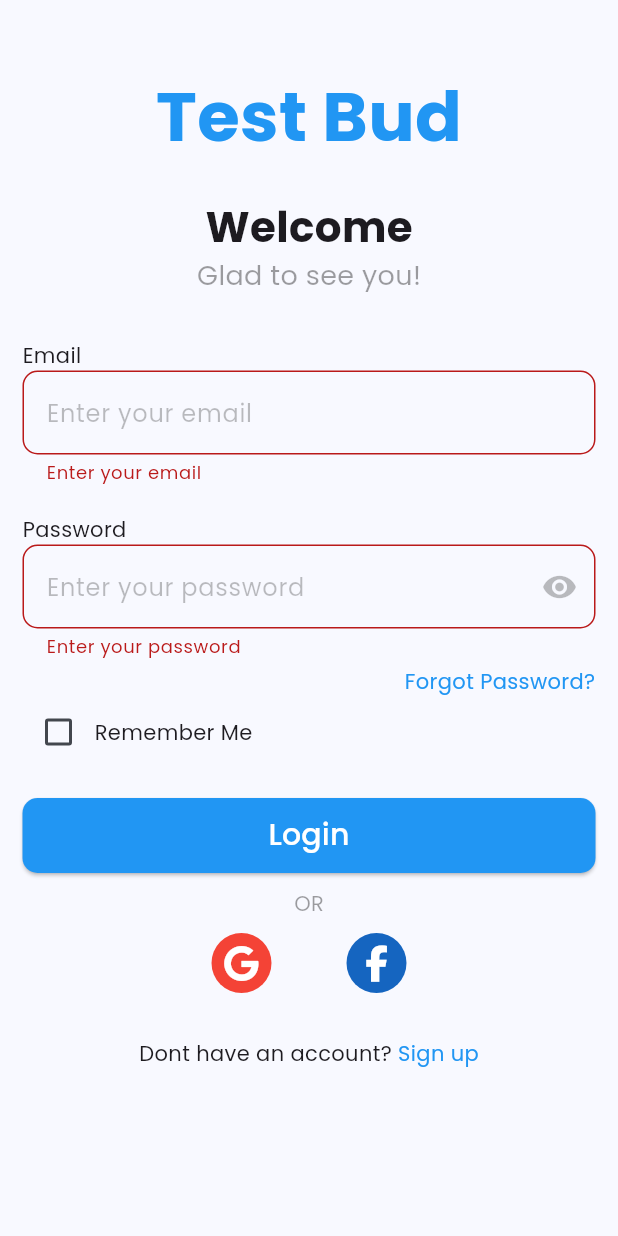
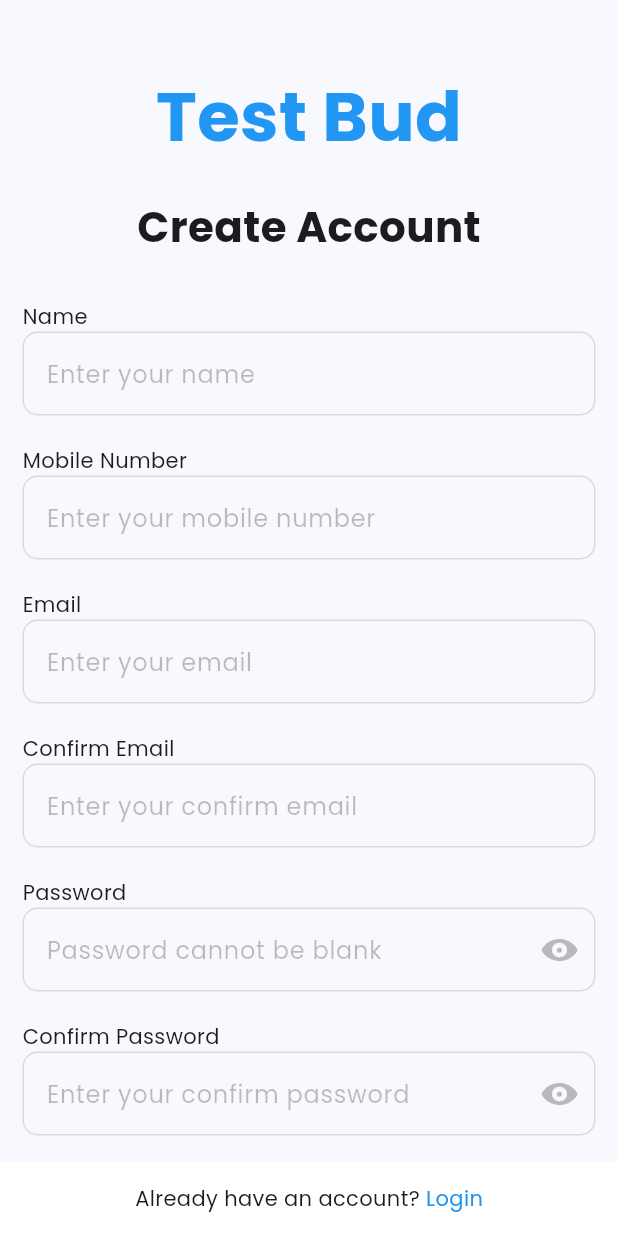
Before and after one commit to swapnilpingale22/flutter-travel-bud-app, a Flutter app: the screen it shows after launch, after a tap on "Login", after a tap on "Sign up", on a phone screen of 412 x 824 dp. Run offline on Flutter 3.47's test engine with Material 3 defaults, Android fonts, the phone set to English and light mode, and no system bars; our stand-ins replace dotted_border, flutter_svg, font_awesome_flutter, google_fonts, google_maps_flutter; missing offline and left inert: progress_stepper.

Commit message:
auth validations added

```diff
--- a/lib/common_widgets/custom_textfield.dart
+++ b/lib/common_widgets/custom_textfield.dart
@@ -7,7 +7,8 @@ class CustomTextField extends StatelessWidget {
   final TextInputType keyboardType;
   final bool obscureTextValue;
   final int maxLines;
-  final Icon? suffixIcon;
+  final Widget? suffixIcon;
+  final String? Function(String?)? validator;
   const CustomTextField({
     Key? key,
     required this.controller,
@@ -16,6 +17,7 @@ class CustomTextField extends StatelessWidget {
     this.obscureTextValue = false,
     this.maxLines = 1,
     this.suffixIcon,
+    this.validator,
   }) : super(key: key);
 
   @override
@@ -55,12 +57,7 @@ class CustomTextField extends StatelessWidget {
           ),
         ),
       ),
-      validator: (val) {
-        if (val == null || val.isEmpty) {
-          return hintText;
-        }
-        return null;
-      },
+      validator: validator,
       maxLines: maxLines,
     );
   }
--- a/lib/main.dart
+++ b/lib/main.dart
@@ -1,6 +1,6 @@
 import 'package:flutter/material.dart';
 import 'package:travel_bud/router.dart';
-import 'package:travel_bud/screens/login/homescreen.dart';
+import 'package:travel_bud/screens/login/login_screen.dart';
 import 'package:google_fonts/google_fonts.dart';
 
 void main() {
--- a/lib/router.dart
+++ b/lib/router.dart
@@ -1,4 +1,5 @@
 import 'package:flutter/material.dart';
+import 'package:travel_bud/screens/login/sign_up_screen.dart';
 import 'package:travel_bud/screens/onbooarding/address.dart';
 import 'package:travel_bud/screens/onbooarding/accommodation_details.dart';
 import 'package:travel_bud/screens/onbooarding/add_amenities.dart';
@@ -7,7 +8,7 @@ import 'package:travel_bud/screens/onbooarding/check_in_out_details.dart';
 import 'package:travel_bud/screens/onbooarding/homestay_description.dart';
 import 'package:travel_bud/screens/onbooarding/homestay_title.dart';
 import 'package:travel_bud/screens/onbooarding/homestay_type.dart';
-import 'package:travel_bud/screens/login/homescreen.dart';
+import 'package:travel_bud/screens/login/login_screen.dart';
 import 'package:travel_bud/screens/onbooarding/location.dart';
 import 'package:travel_bud/screens/onbooarding/photos.dart';
 import 'package:travel_bud/screens/onbooarding/preview.dart';
@@ -20,6 +21,12 @@ Route<dynamic> generateRoute(RouteSettings routeSettings) {
       return MaterialPageRoute(
         settings: routeSettings,
         builder: (_) => const LoginScreen(),
+      );
+
+    case SignUpScreen.routeName:
+      return MaterialPageRoute(
+        settings: routeSettings,
+        builder: (_) => const SignUpScreen(),
       );
 
     case HomeStayTitle.routeName:
--- a/lib/screens/login/homescreen.dart
+++ b/lib/screens/login/login_screen.dart
@@ -1,8 +1,10 @@
 // ignore_for_file: public_member_api_docs, sort_constructors_first
+import 'package:flutter/cupertino.dart';
 import 'package:flutter/material.dart';
 import 'package:font_awesome_flutter/font_awesome_flutter.dart';
 import 'package:travel_bud/common_widgets/custom_button.dart';
 import 'package:travel_bud/common_widgets/custom_textfield.dart';
+import 'package:travel_bud/screens/login/sign_up_screen.dart';
 import 'package:travel_bud/screens/onbooarding/homestay_title.dart';
 
 class LoginScreen extends StatefulWidget {
@@ -18,6 +20,9 @@ class _LoginScreenState extends State<LoginScreen> {
   final TextEditingController _emailController = TextEditingController();
   final TextEditingController _passwordController = TextEditingController();
   bool _isChecked = false;
+  final emailRegex = RegExp(r'^[\w-\.]+@([\w-]+\.)+[\w-]{2,4}$');
+  bool _isPasswordVisible = false;
+  bool _isObscure = true;
 
   @override
   void dispose() {
@@ -72,17 +77,48 @@ class _LoginScreenState extends State<LoginScreen> {
                           controller: _emailController,
                           hintText: 'Enter your email',
                           keyboardType: TextInputType.emailAddress,
+                          validator: (val) {
+                            if (val == null || val.isEmpty) {
+                              return 'Please enter your Email';
+                            }
+                            if (!emailRegex.hasMatch(val)) {
+                              return 'Please enter a valid email';
+                            }
+                            return null;
+                          },
                         ),
                         const SizedBox(height: 20),
                         const Text('Password'),
                         CustomTextField(
                           controller: _passwordController,
                           hintText: 'Enter your password',
-                          obscureTextValue: true,
-                          suffixIcon: const Icon(
-                            Icons.remove_red_eye,
-                            color: Colors.black26,
+                          obscureTextValue: _isObscure,
+                          suffixIcon: IconButton(
+                            icon: _isPasswordVisible
+                                ? const Icon(
+                                    CupertinoIcons.eye_slash_fill,
+                                    color: Colors.blue,
+                                  )
+                                : const Icon(
+                                    CupertinoIcons.eye_fill,
+                                    color: Colors.black26,
+                                  ),
+                            onPressed: () {
+                              setState(() {
+                                _isObscure = !_isObscure;
+                                _isPasswordVisible = !_isPasswordVisible;
+                              });
+                            },
                           ),
+                          validator: (val) {
+                            if (val == null || val.isEmpty) {
+                              return 'Please enter your Password';
+                            }
+                            if (val.length < 6) {
+                              return 'Password must be at least 6 characters';
+                            }
+                            return null;
+                          },
                         ),
                         const SizedBox(height: 5),
                         SizedBox(
@@ -163,7 +199,12 @@ class _LoginScreenState extends State<LoginScreen> {
                   children: [
                     const Text('Dont have an account? '),
                     InkWell(
-                      onTap: () {},
+                      onTap: () {
+                        Navigator.pushNamed(
+                          context,
+                          SignUpScreen.routeName,
+                        );
+                      },
                       child: const Text(
                         'Sign up',
                         style: TextStyle(color: Colors.blue),
--- /dev/null
+++ b/lib/screens/login/sign_up_screen.dart
@@ -0,0 +1,266 @@
+// ignore_for_file: public_member_api_docs, sort_constructors_first
+import 'package:flutter/cupertino.dart';
+import 'package:flutter/material.dart';
+import 'package:travel_bud/common_widgets/custom_button.dart';
+import 'package:travel_bud/common_widgets/custom_textfield.dart';
+import 'package:travel_bud/screens/login/login_screen.dart';
+
+class SignUpScreen extends StatefulWidget {
+  static const String routeName = '/signup-screen';
+  const SignUpScreen({super.key});
+
+  @override
+  State<SignUpScreen> createState() => _SignUpScreenState();
+}
+
+class _SignUpScreenState extends State<SignUpScreen> {
+  final _signUpFormKey = GlobalKey<FormState>();
+  final TextEditingController _nameController = TextEditingController();
+  final TextEditingController _mobileNumberController = TextEditingController();
+  final TextEditingController _emailController = TextEditingController();
+  final TextEditingController _confirmEmailController = TextEditingController();
+  final TextEditingController _passwordController = TextEditingController();
+  final TextEditingController _confirmPasswordController =
+      TextEditingController();
+  final emailRegex = RegExp(r'^[\w-\.]+@([\w-]+\.)+[\w-]{2,4}$');
+
+  bool _isPasswordVisible = false;
+  bool _isPasswordVisibleC = false;
+  bool _isObscure = true;
+  bool _isObscureC = true;
+
+  @override
+  void dispose() {
+    super.dispose();
+    _nameController.dispose();
+    _mobileNumberController.dispose();
+    _emailController.dispose();
+    _confirmEmailController.dispose();
+    _passwordController.dispose();
+    _confirmPasswordController.dispose();
+  }
+
+  @override
+  Widget build(BuildContext context) {
+    return Scaffold(
+      body: SafeArea(
+        child: Stack(
+          children: [
+            SingleChildScrollView(
+              child: Padding(
+                padding: const EdgeInsets.all(15),
+                child: Column(
+                  children: [
+                    const SizedBox(height: 30),
+                    const Text(
+                      'Test Bud',
+                      style: TextStyle(
+                        fontSize: 46,
+                        fontWeight: FontWeight.bold,
+                        color: Colors.blue,
+                      ),
+                    ),
+                    const SizedBox(height: 20),
+                    const Text(
+                      'Create Account',
+                      style: TextStyle(
+                        fontSize: 28,
+                        fontWeight: FontWeight.bold,
+                      ),
+                    ),
+                    const SizedBox(height: 30),
+                    SizedBox(
+                      child: Form(
+                        key: _signUpFormKey,
+                        child: Column(
+                          crossAxisAlignment: CrossAxisAlignment.start,
+                          children: [
+                            const Text('Name'),
+                            CustomTextField(
+                              controller: _nameController,
+                              hintText: 'Enter your name',
+                              validator: (val) {
+                                if (val == null || val.isEmpty) {
+                                  return 'Name cannot be blank';
+                                }
+                                return null;
+                              },
+                            ),
+                            const SizedBox(height: 20),
+                            const Text('Mobile Number'),
+                            CustomTextField(
+                              controller: _mobileNumberController,
+                              hintText: 'Enter your mobile number',
+                              keyboardType: TextInputType.number,
+                              validator: (val) {
+                                if (val == null || val.isEmpty) {
+                                  return 'Mobile No cannot be blank';
+                                }
+                                if (val.length != 10) {
+                                  return 'Mobile number must be 10 digits long';
+                                }
+                                if (int.tryParse(val) == null) {
+                                  return 'Mobile number must contain only digits';
+                                }
+                                return null;
+                              },
+                            ),
+                            const SizedBox(height: 20),
+                            const Text('Email'),
+                            CustomTextField(
+                              controller: _emailController,
+                              hintText: 'Enter your email',
+                              keyboardType: TextInputType.emailAddress,
+                              validator: (val) {
+                                if (val == null || val.isEmpty) {
+                                  return 'Email cannot be blank';
+                                }
+                                if (!emailRegex.hasMatch(val)) {
+                                  return 'Please enter a valid email';
+                                }
+                                return null;
+                              },
+                            ),
+                            const SizedBox(height: 20),
+                            const Text('Confirm Email'),
+                            CustomTextField(
+                              controller: _confirmEmailController,
+                              hintText: 'Enter your confirm email',
+                              keyboardType: TextInputType.emailAddress,
+                              validator: (val) {
+                                if (val == null || val.isEmpty) {
+                                  return 'Confirm email cannot be blank';
+                                }
+                                if (_emailController.text !=
+                                    _confirmEmailController.text) {
+                                  return 'Emails do not match';
+                                }
+                                return null;
+                              },
+                            ),
+                            const SizedBox(height: 20),
+                            const Text('Password'),
+                            CustomTextField(
+                              controller: _passwordController,
+                              hintText: 'Password cannot be blank',
+                              obscureTextValue: _isObscure,
+                              suffixIcon: IconButton(
+                                icon: _isPasswordVisible
+                                    ? const Icon(
+                                        CupertinoIcons.eye_slash_fill,
+                                        color: Colors.blue,
+                                      )
+                                    : const Icon(
+                                        CupertinoIcons.eye_fill,
+                                        color: Colors.black26,
+                                      ),
+                                onPressed: () {
+                                  setState(() {
+                                    _isObscure = !_isObscure;
+                                    _isPasswordVisible = !_isPasswordVisible;
+                                  });
+                                },
+                              ),
+                              validator: (val) {
+                                if (val == null || val.isEmpty) {
+                                  return 'Password cannot be blank';
+                                }
+                                if (val.length < 6) {
+                                  return 'Password must be at least 6 characters';
+                                }
+                                if (!val.contains(RegExp(r'[A-Z]'))) {
+                                  return 'Password must contain at least one uppercase letter';
+                                }
+                                if (!val.contains(RegExp(r'[a-z]'))) {
+                                  return 'Password must contain at least one lowercase letter';
+                                }
+                                if (!(val.contains(RegExp(r'[0-9]')) ||
+                                    val.contains(
+                                        RegExp(r'[!@#$%^&*(),.?":{}|<>]')))) {
+                                  return 'Password must contain at least one number or \nspecial character';
+                                }
+
+                                return null;
+                              },
+                            ),
+                            const SizedBox(height: 20),
+                            const Text('Confirm Password'),
+                            CustomTextField(
+                              controller: _confirmPasswordController,
+                              hintText: 'Enter your confirm password',
+                              obscureTextValue: _isObscureC,
+                              suffixIcon: IconButton(
+                                icon: _isPasswordVisibleC
+                                    ? const Icon(
+                                        CupertinoIcons.eye_slash_fill,
+                                        color: Colors.blue,
+                                      )
+                                    : const Icon(
+                                        CupertinoIcons.eye_fill,
+                                        color: Colors.black26,
+                                      ),
+                                onPressed: () {
+                                  setState(() {
+                                    _isObscureC = !_isObscureC;
+                                    _isPasswordVisibleC = !_isPasswordVisibleC;
+                                  });
+                                },
+                              ),
+                              validator: (val) {
+                                if (val == null || val.isEmpty) {
+                                  return 'Confirm password cannot be blank';
+                                }
+                                if (_passwordController.text !=
+                                    _confirmPasswordController.text) {
+                                  return 'Password do not match';
+                                }
+                                return null;
+                              },
+                            ),
+                          ],
+                        ),
+                      ),
+                    ),
+                    const SizedBox(height: 20),
+                    CustomButton(
+                      text: 'Sign Up',
+                      onTap: () {
+                        if (_signUpFormKey.currentState!.validate()) {}
+                      },
+                    ),
+                    const SizedBox(height: 50),
+                  ],
+                ),
+              ),
+            ),
+            Align(
+              alignment: Alignment.bottomCenter,
+              child: Container(
+                color: Colors.white,
+                height: 50,
+                child: Row(
+                  mainAxisAlignment: MainAxisAlignment.center,
+                  children: [
+                    const Text('Already have an account? '),
+                    InkWell(
+                      onTap: () {
+                        Navigator.pushNamed(
+                          context,
+                          LoginScreen.routeName,
+                        );
+                      },
+                      child: const Text(
+                        'Login',
+                        style: TextStyle(color: Colors.blue),
+                      ),
+                    ),
+                  ],
+                ),
+              ),
+            )
+          ],
+        ),
+      ),
+    );
+  }
+}
--- a/lib/screens/onbooarding/homestay_description.dart
+++ b/lib/screens/onbooarding/homestay_description.dart
@@ -86,6 +86,12 @@ class _HomestayDescriptionScreenState extends State<HomestayDescriptionScreen> {
             Stack(
               children: [
                 CustomTextField(
+                  validator: (val) {
+                    if (val == null || val.isEmpty) {
+                      return 'Please enter your description';
+                    }
+                    return null;
+                  },
                   controller: _descriptionController,
                   hintText: 'Enter your description',
                   maxLines: 2,
--- a/lib/screens/onbooarding/homestay_title.dart
+++ b/lib/screens/onbooarding/homestay_title.dart
@@ -85,6 +85,12 @@ class _HomeStayTitleState extends State<HomeStayTitle> {
             Stack(
               children: [
                 CustomTextField(
+                  validator: (val) {
+                    if (val == null || val.isEmpty) {
+                      return 'Please enter your title';
+                    }
+                    return null;
+                  },
                   controller: _titleController,
                   hintText: 'Enter your title',
                   maxLines: 2,
--- a/lib/screens/onbooarding/price_contact_details.dart
+++ b/lib/screens/onbooarding/price_contact_details.dart
@@ -85,6 +85,12 @@ class _PriceContactDetailsScreenState extends State<PriceContactDetailsScreen> {
                             children: [
                               Expanded(
                                 child: CustomTextField(
+                                  validator: (val) {
+                                    if (val == null || val.isEmpty) {
+                                      return 'Please enter start price';
+                                    }
+                                    return null;
+                                  },
                                   controller: _startPriceController,
                                   hintText: 'Enter start price',
                                   keyboardType: TextInputType.number,
@@ -96,6 +102,12 @@ class _PriceContactDetailsScreenState extends State<PriceContactDetailsScreen> {
                               ),
                               Expanded(
                                 child: CustomTextField(
+                                  validator: (val) {
+                                    if (val == null || val.isEmpty) {
+                                      return 'Please enter end price';
+                                    }
+                                    return null;
+                                  },
                                   controller: _endPriceController,
                                   hintText: 'Enter end price',
                                   keyboardType: TextInputType.number,
@@ -120,6 +132,12 @@ class _PriceContactDetailsScreenState extends State<PriceContactDetailsScreen> {
                             ),
                           ),
                           CustomTextField(
+                            validator: (val) {
+                              if (val == null || val.isEmpty) {
+                                return 'Please enter your contact number';
+                              }
+                              return null;
+                            },
                             controller: _contactNoController,
                             hintText: 'Enter your contact number',
                             keyboardType: TextInputType.number,
@@ -133,6 +151,12 @@ class _PriceContactDetailsScreenState extends State<PriceContactDetailsScreen> {
                             ),
                           ),
                           CustomTextField(
+                            validator: (val) {
+                              if (val == null || val.isEmpty) {
+                                return 'Please enter your email';
+                              }
+                              return null;
+                            },
                             controller: _emailController,
                             hintText: 'Enter your email',
                             keyboardType: TextInputType.emailAddress,
```
Also changed, not shown: lib/common_widgets/custom_text_field_title.dart (added, +31 -0 lines), lib/screens/onbooarding/address.dart (+44 -5 lines).
